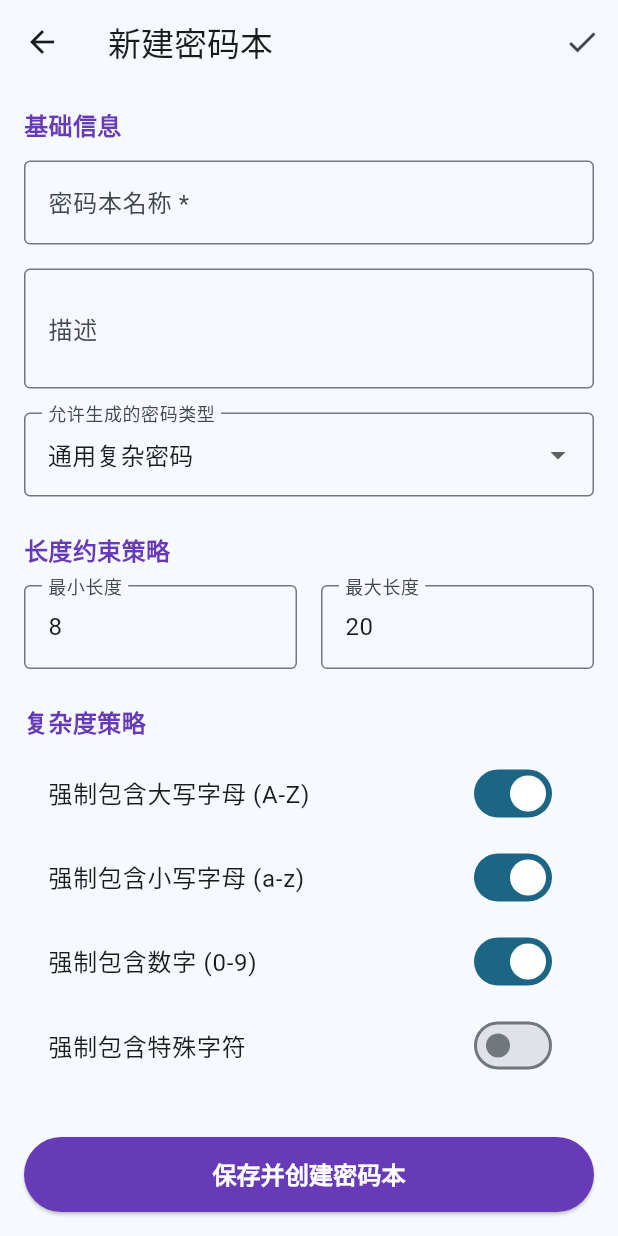
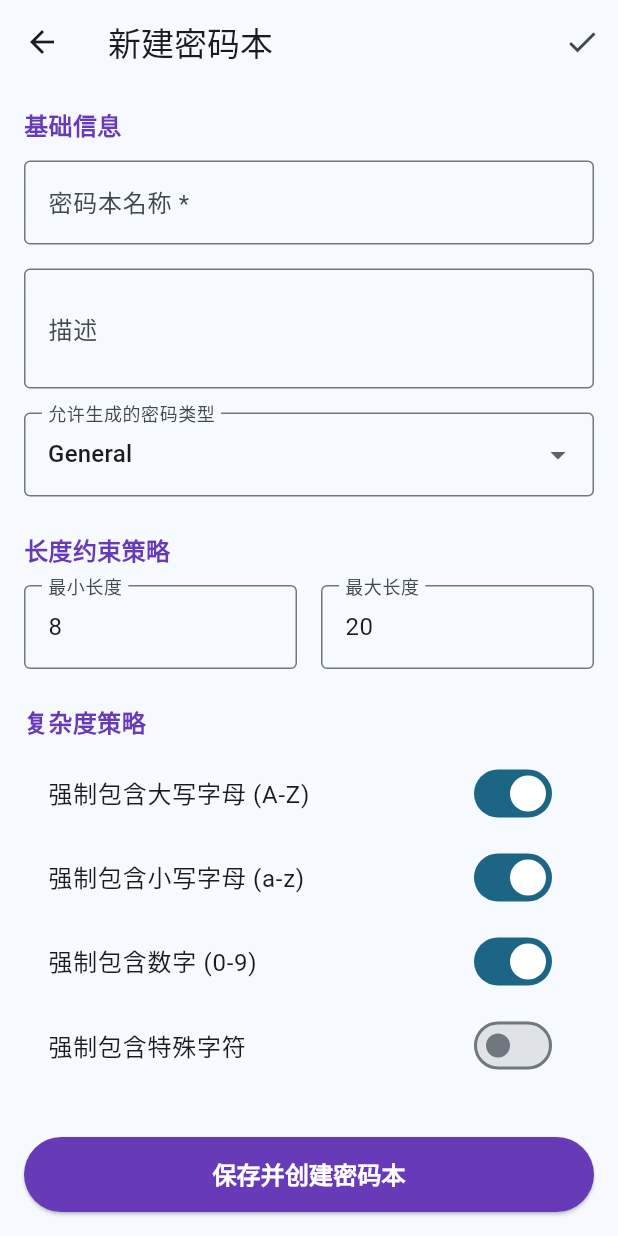
Before and after one commit to XyangWx/passwordbook, a Flutter app: the CreatePasswordBookPage screen opened directly, after a tap on "强制包含特殊字符", on a phone screen of 412 x 824 dp. Run offline on Flutter 3.47's test engine with Material 3 defaults, Android fonts, the phone set to English and light mode, and no system bars; our stand-ins replace dio; missing offline and left inert: oidc, oidc_default_store.

Commit message:
fix: 密码类型标签改为英文Number Only/General

```diff
--- a/lib/passwordbook/create_page.dart
+++ b/lib/passwordbook/create_page.dart
@@ -110,7 +110,7 @@ class _CreatePasswordBookPageState extends State<CreatePasswordBookPage> {
                 items: AllowedType.values.map((type) {
                   return DropdownMenuItem(
                     value: type,
-                    child: Text(type == AllowedType.numericOnly ? '纯数字密码' : '通用复杂密码'),
+                    child: Text(type == AllowedType.numericOnly ? 'Number Only' : 'General'),
                   );
                 }).toList(),
                 onChanged: (v) {
```
